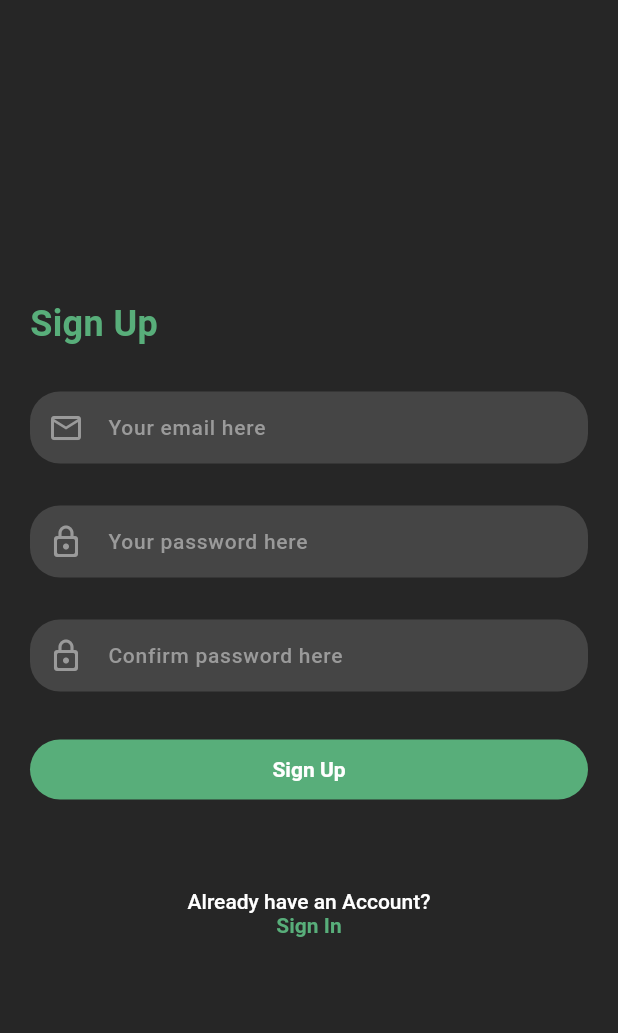
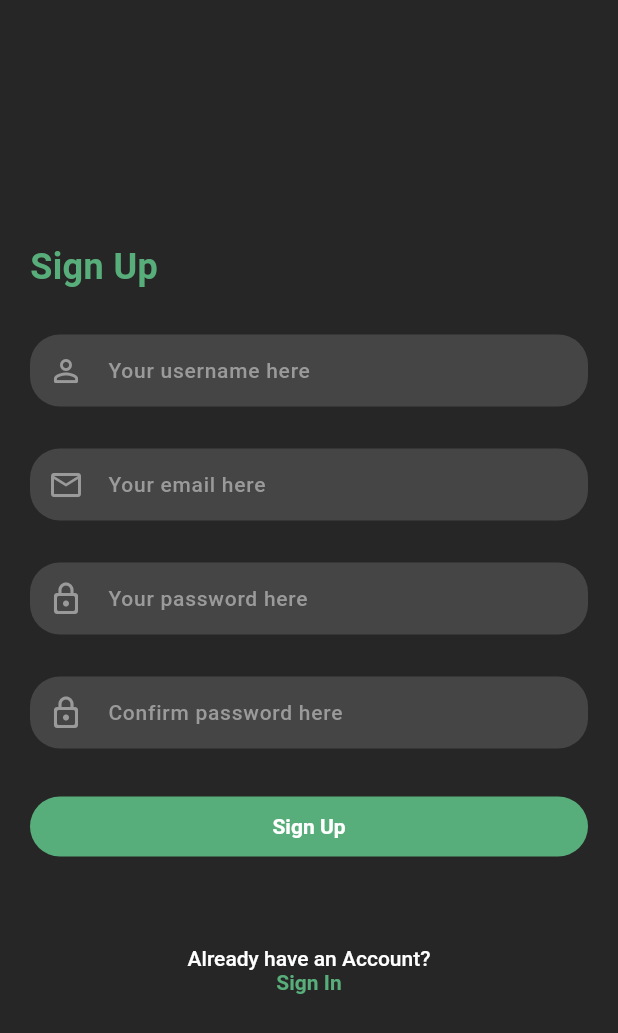
Before and after one commit to br-programmer/clean_architecture_with_riverpod, a Flutter app: the SignUpScreen screen opened by its route, on a phone screen of 412 x 824 dp. Shown: the top 1033 px of the screen. Run offline on Flutter 3.47's test engine with Material 3 defaults, Android fonts, the phone set to English and light mode, and no system bars.

Commit message:
✨ (sign_up_screen.dart): add support for capturing and validating user's username during sign up process

```diff
--- a/lib/screens/sign_up_screen.dart
+++ b/lib/screens/sign_up_screen.dart
@@ -16,6 +16,7 @@ class SignUpScreen extends StatefulWidget {
 
 class _SignUpScreenState extends State<SignUpScreen> {
   late final formKey = GlobalKey<FormState>();
+  var userName = '';
   var email = '';
   var password = '';
 
@@ -46,6 +47,17 @@ class _SignUpScreenState extends State<SignUpScreen> {
                         fontWeight: FontWeight.bold,
                         fontSize: 24,
                       ),
+                    ),
+                    const SizedBox(height: 28),
+                    TextFormField(
+                      validator: FormValidator.userName,
+                      autovalidateMode: AutovalidateMode.onUserInteraction,
+                      keyboardType: TextInputType.name,
+                      decoration: const InputDecoration(
+                        hintText: 'Your username here',
+                        prefixIcon: Icon(Icons.person_outline_rounded),
+                      ),
+                      onChanged: (value) => setState(() => userName = value),
                     ),
                     const SizedBox(height: 28),
                     TextFormField(
```
